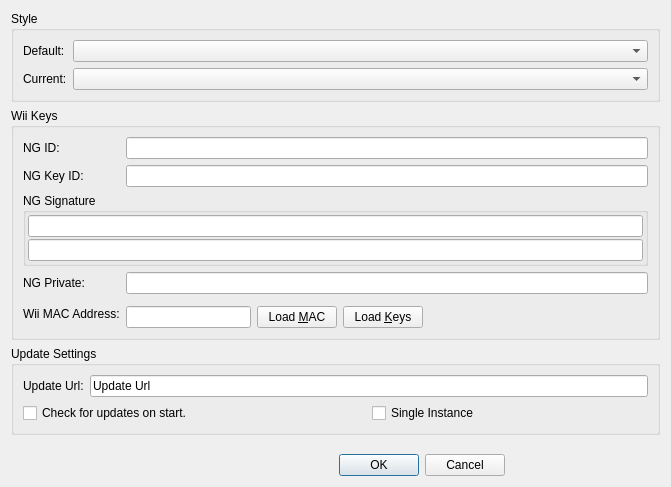
Before: the Qt Designer form Main/ui/PreferencesDialog.ui in Antidote/SakuraSuite, drawn with Qt 5.
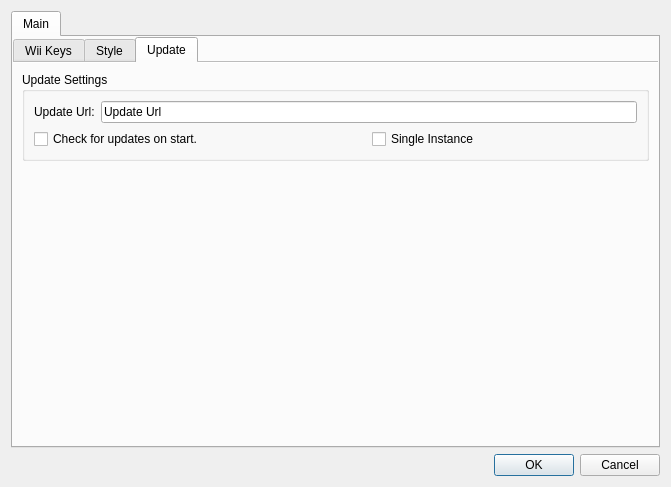
After: the same form once the commit is applied. The open tabs and pages were chosen to show the change. Icons and pictures are not drawn.

Commit message: * [Main] Reworked Preferences dialog * [Main] Changed Application icon * [PluginFramework] Added new class PluginSettingsDialog * [SpriteEditorPlugin] Started preliminary work * [SkywardSwordPlugin] Reworked Preferences Dialog

Diff of the .ui file:
```diff
--- a/Main/ui/PreferencesDialog.ui
+++ b/Main/ui/PreferencesDialog.ui
@@ -18,86 +18,62 @@
    <iconset theme="preferences-other"/>
   </property>
   <layout class="QGridLayout" name="gridLayout_4">
-   <item row="2" column="0" colspan="4">
-    <widget class="QGroupBox" name="updateGroupBox">
-     <property name="title">
-      <string>Update Settings</string>
+   <item row="0" column="0" colspan="4">
+    <widget class="QTabWidget" name="tabWidget">
+     <property name="currentIndex">
+      <number>0</number>
      </property>
-     <layout class="QGridLayout" name="gridLayout_3">
-      <item row="0" column="0">
-       <widget class="QLabel" name="updateUrlLabel">
-        <property name="sizePolicy">
-         <sizepolicy hsizetype="Fixed" vsizetype="Preferred">
-          <horstretch>0</horstretch>
-          <verstretch>0</verstretch>
-         </sizepolicy>
-        </property>
-        <property name="text">
-         <string>Update Url:</string>
-        </property>
-       </widget>
-      </item>
-      <item row="0" column="1" colspan="2">
-       <widget class="QLineEdit" name="updateUrlLineEdit">
-        <property name="text">
-         <string>Update Url</string>
-        </property>
-       </widget>
-      </item>
-      <item row="1" column="0" colspan="2">
-       <widget class="QCheckBox" name="checkOnStart">
-        <property name="text">
-         <string>Check for updates on start.</string>
-        </property>
-       </widget>
-      </item>
-      <item row="1" column="2">
-       <widget class="QCheckBox" name="singleInstanceCheckBox">
-        <property name="text">
-         <string>Single Instance</string>
-        </property>
-       </widget>
-      </item>
-     </layout>
-    </widget>
-   </item>
-   <item row="4" column="2">
-    <spacer name="verticalSpacer">
-     <property name="orientation">
-      <enum>Qt::Vertical</enum>
-     </property>
-     <property name="sizeHint" stdset="0">
+     <property name="iconSize">
+      <size>
+       <width>32</width>
+       <height>32</height>
+      </size>
+     </property>
+     <widget class="QWidget" name="mainTab">
+      <attribute name="icon">
+       <iconset resource="../resources/resources.qrc">
+        <normaloff>:/about/SakuraSuite.png</normaloff>:/about/SakuraSuite.png</iconset>
+      </attribute>
+      <attribute name="title">
+       <string>Main</string>
+      </attribute>
+      <layout class="QGridLayout" name="gridLayout_6">
+       <property name="leftMargin">
+        <number>0</number>
+       </property>
+       <property name="topMargin">
+        <number>0</number>
+       </property>
+       <property name="rightMargin">
+        <number>0</number>
+       </property>
+       <property name="bottomMargin">
+        <number>0</number>
+       </property>
+       <item row="0" column="0">
+        <widget class="QTabWidget" name="settingsTabView">
+         <property name="currentIndex">
+          <number>0</number>
+         </property>
+         <property name="iconSize">
       <size>
-       <width>20</width>
-       <height>40</height>
-      </size>
-     </property>
-    </spacer>
-   </item>
-   <item row="5" column="0">
-    <widget class="QLabel" name="statusLabel">
-     <property name="text">
-      <string/>
-     </property>
-    </widget>
-   </item>
-   <item row="5" column="2" colspan="2">
-    <widget class="QDialogButtonBox" name="okCancelButtonBox">
-     <property name="sizePolicy">
-      <sizepolicy hsizetype="Fixed" vsizetype="Fixed">
-       <horstretch>0</horstretch>
-       <verstretch>0</verstretch>
-      </sizepolicy>
-     </property>
-     <property name="orientation">
-      <enum>Qt::Horizontal</enum>
-     </property>
-     <property name="standardButtons">
-      <set>QDialogButtonBox::Cancel|QDialogButtonBox::Ok</set>
-     </property>
-    </widget>
-   </item>
-   <item row="1" column="0" colspan="4">
+           <width>32</width>
+           <height>32</height>
+          </size>
+         </property>
+         <property name="documentMode">
+          <bool>true</bool>
+         </property>
+         <widget class="QWidget" name="wiiKeysTab">
+          <attribute name="icon">
+           <iconset resource="../resources/resources.qrc">
+            <normaloff>:/icons/Wii.png</normaloff>:/icons/Wii.png</iconset>
+          </attribute>
+          <attribute name="title">
+           <string>Wii Keys</string>
+          </attribute>
+          <layout class="QGridLayout" name="gridLayout_10">
+           <item row="0" column="0">
     <widget class="QGroupBox" name="groupBox">
      <property name="title">
       <string>Wii Keys</string>
@@ -254,12 +230,6 @@
       </item>
       <item row="5" column="1" rowspan="2" colspan="2">
        <widget class="QLineEdit" name="macAddrLineEdit">
-        <property name="minimumSize">
-         <size>
-          <width>0</width>
-          <height>18</height>
-         </size>
-        </property>
         <property name="font">
          <font>
           <family>Courier New</family>
@@ -273,7 +243,32 @@
      </layout>
     </widget>
    </item>
-   <item row="0" column="0" colspan="4">
+           <item row="1" column="0">
+            <spacer name="verticalSpacer">
+             <property name="orientation">
+              <enum>Qt::Vertical</enum>
+             </property>
+             <property name="sizeHint" stdset="0">
+              <size>
+               <width>20</width>
+               <height>89</height>
+              </size>
+             </property>
+            </spacer>
+           </item>
+          </layout>
+         </widget>
+         <widget class="QWidget" name="styleTab">
+          <attribute name="icon">
+           <iconset theme="preferences-desktop-theme">
+            <normaloff/>
+           </iconset>
+          </attribute>
+          <attribute name="title">
+           <string>Style</string>
+          </attribute>
+          <layout class="QGridLayout" name="gridLayout_11">
+           <item row="0" column="0">
     <widget class="QGroupBox" name="styleGroupBox">
      <property name="title">
       <string>Style</string>
@@ -314,9 +309,123 @@
      </layout>
     </widget>
    </item>
-  </layout>
- </widget>
- <resources/>
+           <item row="1" column="0">
+            <spacer name="verticalSpacer_2">
+             <property name="orientation">
+              <enum>Qt::Vertical</enum>
+             </property>
+             <property name="sizeHint" stdset="0">
+              <size>
+               <width>20</width>
+               <height>236</height>
+              </size>
+             </property>
+            </spacer>
+           </item>
+          </layout>
+         </widget>
+         <widget class="QWidget" name="updateMainTab">
+          <attribute name="icon">
+           <iconset theme="system-software-update">
+            <normaloff/>
+           </iconset>
+          </attribute>
+          <attribute name="title">
+           <string>Update</string>
+          </attribute>
+          <layout class="QGridLayout" name="gridLayout_12">
+           <item row="0" column="0">
+            <widget class="QGroupBox" name="updateGroupBox">
+             <property name="title">
+              <string>Update Settings</string>
+             </property>
+             <layout class="QGridLayout" name="gridLayout_3">
+              <item row="0" column="1" colspan="2">
+               <widget class="QLineEdit" name="updateUrlLineEdit">
+                <property name="text">
+                 <string>Update Url</string>
+                </property>
+               </widget>
+              </item>
+              <item row="1" column="0" colspan="2">
+               <widget class="QCheckBox" name="checkOnStart">
+                <property name="text">
+                 <string>Check for updates on start.</string>
+                </property>
+               </widget>
+              </item>
+              <item row="1" column="2">
+               <widget class="QCheckBox" name="singleInstanceCheckBox">
+                <property name="text">
+                 <string>Single Instance</string>
+                </property>
+               </widget>
+              </item>
+              <item row="0" column="0">
+               <widget class="QLabel" name="updateUrlLabel">
+                <property name="sizePolicy">
+                 <sizepolicy hsizetype="Fixed" vsizetype="Preferred">
+                  <horstretch>0</horstretch>
+                  <verstretch>0</verstretch>
+                 </sizepolicy>
+                </property>
+                <property name="text">
+                 <string>Update Url:</string>
+                </property>
+               </widget>
+              </item>
+             </layout>
+            </widget>
+           </item>
+           <item row="1" column="0">
+            <spacer name="verticalSpacer_3">
+             <property name="orientation">
+              <enum>Qt::Vertical</enum>
+             </property>
+             <property name="sizeHint" stdset="0">
+              <size>
+               <width>20</width>
+               <height>241</height>
+              </size>
+             </property>
+            </spacer>
+           </item>
+          </layout>
+         </widget>
+        </widget>
+       </item>
+      </layout>
+     </widget>
+    </widget>
+   </item>
+   <item row="1" column="3">
+    <widget class="QDialogButtonBox" name="okCancelButtonBox">
+     <property name="sizePolicy">
+      <sizepolicy hsizetype="Fixed" vsizetype="Fixed">
+       <horstretch>0</horstretch>
+       <verstretch>0</verstretch>
+      </sizepolicy>
+     </property>
+     <property name="orientation">
+      <enum>Qt::Horizontal</enum>
+     </property>
+     <property name="standardButtons">
+      <set>QDialogButtonBox::Cancel|QDialogButtonBox::Ok</set>
+     </property>
+    </widget>
+   </item>
+   <item row="1" column="0" colspan="3">
+    <widget class="QLabel" name="statusLabel">
+     <property name="text">
+      <string/>
+     </property>
+    </widget>
+   </item>
+  </layout>
+ </widget>
+ <resources>
+  <include location="../resources/resources.qrc"/>
+ </resources>
  <connections>
   <connection>
    <sender>okCancelButtonBox</sender>
```
Left out of the diff: 6 changed lines with no effect on the pictures. Lines whose indentation alone changed are shown as unchanged. The commit also changes 52 other files.
